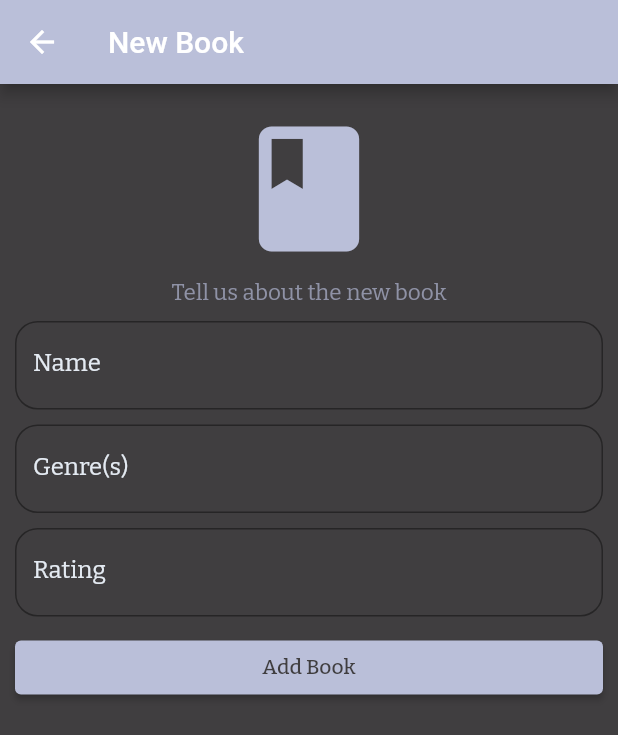
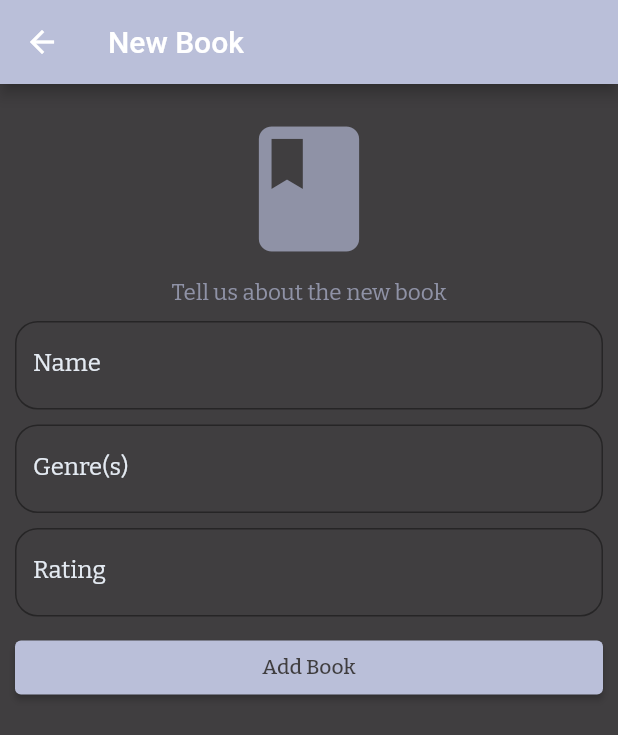
Before and after one commit to BelenStar/firestore_app, a Flutter app: the AddBookPage screen opened by its route, on a phone screen of 412 x 824 dp. Shown: the top 735 px of the screen. Run offline on Flutter 3.47's test engine with Material 2 defaults, Android fonts, the phone set to English and light mode, and no system bars; our stand-ins replace firebase_auth, firebase_core, google_fonts; accounts and stored records are empty.

Commit message:
feature($new_book):change icon book color

```diff
--- a/lib/src/pages/add_book.dart
+++ b/lib/src/pages/add_book.dart
@@ -34,7 +34,8 @@ class _AddBookPageState extends State<AddBookPage> {
             Icons.book_rounded,
             //Icons.menu_book_sharp,
             size: 100,
-            color: Color(0xffBABFD9),
+            //color: Color(0xffBABFD9),
+            color: Color(0xff8F92A6),
           ),
           const SizedBox(height: 10),
           Center(
```
